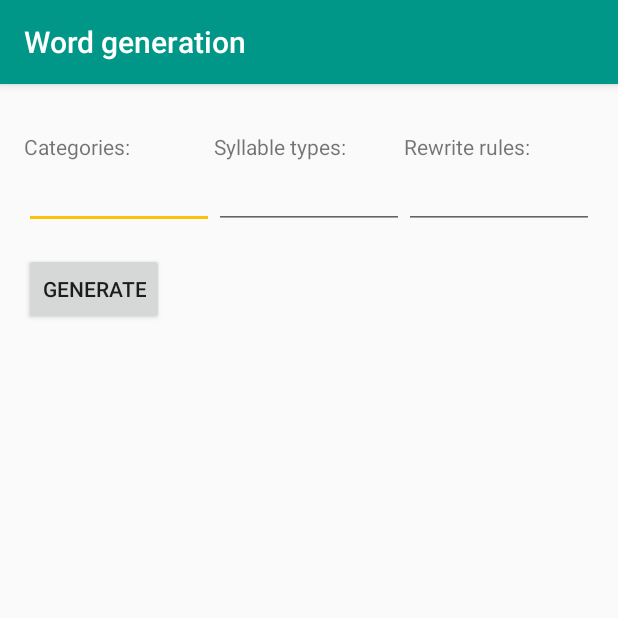
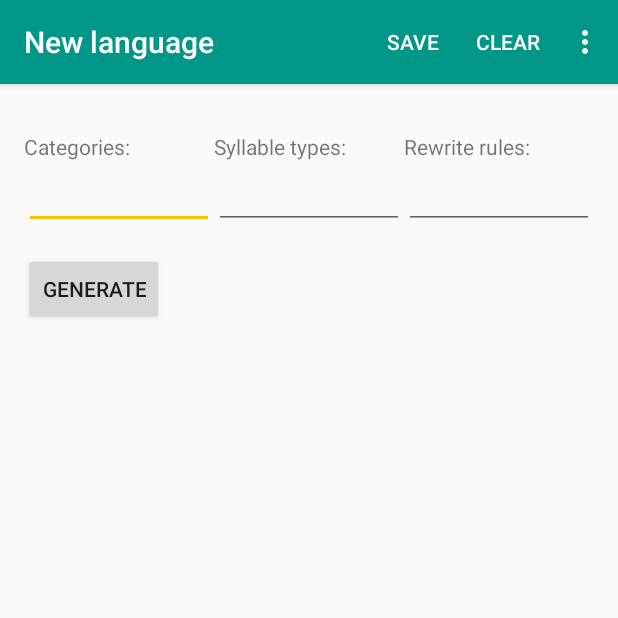
Before and after one commit to vylion/WordWeaver, an Android app: the screen it shows after launch (OpenLangActivity), in the options menu, after a tap on "Word generation", on a phone screen of 412 x 824 dp, the top half of it. Run offline under Robolectric (Android 15) with nearby library versions, the phone set to English and light mode, and no system bars.

Commit message:
Added the capability of saving modificationsto current existing languages when loaded into the word generator, and added the capability of saving new configurations as new languages.

```diff
--- a/app/src/main/java/vylion/wordweaver/MainActivity.java
+++ b/app/src/main/java/vylion/wordweaver/MainActivity.java
@@ -60,13 +60,13 @@ public class MainActivity extends AppCompatActivity implements View.OnClickListe
             scribe.open();
 
             Weaver weaver = new Weaver("C=ptkbdg\nR=rl\nV=ieaou", "ki>či", "CV\nV\nCRV");
-            scribe.createLang("Sample: Example", "Zompist", weaver);
+            scribe.createLang("Example", "Zompist", weaver);
 
             weaver = new Weaver("C=tknsmrh\nV=aioeu\nU=auoāēū\nL=āīōēū",
                     "hu>fu\nhū>fū\nsi>shi\nsī>shī\nsy>sh\nti>chi\ntī>chī\nty>ch\ntu>tsu\n" +
                             "tū>tsū\nqk>kk\nqp>pp\nqt>tt\nq>",
                     "CV\nCVn\nCL\nCLn\nCyU\nCyUn\nVn\nLn\nCVq\nCLq\nyU\nyUn\nwa\nL\nV");
-            scribe.createLang("Sample: Pseudo-japanese", "Zompist", weaver);
+            scribe.createLang("Pseudo-japanese", "Zompist", weaver);
 
             scribe.close();
 
@@ -100,6 +100,7 @@ public class MainActivity extends AppCompatActivity implements View.OnClickListe
     @Override
     public boolean onCreateOptionsMenu(Menu menu) {
         getMenuInflater().inflate(R.menu.main_menu, menu);
+        getMenuInflater().inflate(R.menu.shared_menu, menu);
         return super.onCreateOptionsMenu(menu);
     }
 
@@ -117,7 +118,7 @@ public class MainActivity extends AppCompatActivity implements View.OnClickListe
                 Intent i = new Intent(this, OpenLangActivity.class);
                 startActivityForResult(i, 0);
                 break;
-            case R.id.main_menu_help:
+            case R.id.shared_menu_help:
                 makeToast(getString(R.string.feature_not_implemented));
                 break;
         }
@@ -134,7 +135,11 @@ public class MainActivity extends AppCompatActivity implements View.OnClickListe
         if(resultCode == AppCompatActivity.RESULT_OK) {
             LangViewAdapter adapter = (LangViewAdapter) langView.getAdapter();
 
-            //adapter.notifyDataSetChanged();
+            Language lang = data.getParcelableExtra(OpenLangActivity.SAVE_LANG_TAG);
+            if(lang.getId() != -1) adapter.remove(lang.getId());
+
+            adapter.add(lang);
+            adapter.notifyDataSetChanged();
         }
     }
 
--- a/app/src/main/res/menu/main_menu.xml
+++ b/app/src/main/res/menu/main_menu.xml
@@ -10,16 +10,10 @@
         />
 
     <item
-        android:id="@+id/main_menu_help"
-        android:title="@string/menu_help"
-        android:orderInCategory="200"
+        android:id="@+id/main_menu_about"
+        android:title="@string/menu_about"
+        android:orderInCategory="900"
         app:showAsAction="never"
         />
 
-    <item
-        android:id="@+id/main_menu_about"
-        android:title="@string/menu_about"
-        android:orderInCategory="300"
-        app:showAsAction="never"
-        />
 </menu>
--- /dev/null
+++ b/app/src/main/res/menu/open_lang_menu.xml
@@ -0,0 +1,19 @@
+<?xml version="1.0" encoding="utf-8"?>
+<menu xmlns:android="http://schemas.android.com/apk/res/android"
+    xmlns:app="http://schemas.android.com/apk/res-auto">
+
+    <item
+        android:id="@+id/open_lang_menu_save"
+        android:title="@string/menu_save"
+        android:orderInCategory="100"
+        app:showAsAction="ifRoom"
+        />
+
+    <item
+        android:id="@+id/open_lang_menu_clear"
+        android:title="@string/menu_clear"
+        android:orderInCategory="200"
+        app:showAsAction="ifRoom"
+        />
+
+</menu>
--- /dev/null
+++ b/app/src/main/res/menu/shared_menu.xml
@@ -0,0 +1,12 @@
+<?xml version="1.0" encoding="utf-8"?>
+<menu xmlns:android="http://schemas.android.com/apk/res/android"
+    xmlns:app="http://schemas.android.com/apk/res-auto">
+
+    <item
+        android:id="@+id/shared_menu_help"
+        android:title="@string/menu_help"
+        android:orderInCategory="800"
+        app:showAsAction="never"
+        />
+
+</menu>
--- a/app/src/main/res/values/strings.xml
+++ b/app/src/main/res/values/strings.xml
@@ -6,11 +6,12 @@
 
     <!-- App menu strings -->
     <string name="menu_about">About</string>
+    <string name="menu_help">Help</string>
     <string name="menu_modify">Modify</string>
     <string name="menu_delete">Delete</string>
     <string name="menu_save">Save</string>
     <string name="menu_clear">Clear</string>
-    <string name="menu_help">Help</string>
+    <string name="menu_rename">Rename</string>
 
     <!-- Open lang strings -->
     <string name="open_lang_title_categories">Categories:</string>
@@ -25,6 +26,9 @@
     <string name="dialog_empty_fields">Do you want to empty all fields?</string>
     <string name="dialog_yes">Yes</string>
     <string name="dialog_no">Cancel</string>
+    <string name="dialog_save_lang">Name the language to be saved:</string>
+    <string name="dialog_save">Save</string>
+    <string name="dialog_cancel">Cancel</string>
 
     <!-- Snackbar strings -->
     <string name="snackbar_delete_warning">has been deleted.</string>
```
Also changed, not shown: app/src/main/java/vylion/wordweaver/LangViewAdapter.java (+10 -1 lines), app/src/main/java/vylion/wordweaver/OpenLangActivity.java (+117 -1 lines), app/src/main/java/vylion/wordweaver/alexandria/Scribe.java (+5 -2 lines), app/src/main/res/menu/lang_row_menu.xml (renamed from app/src/main/res/menu/lang_menu.xml).
